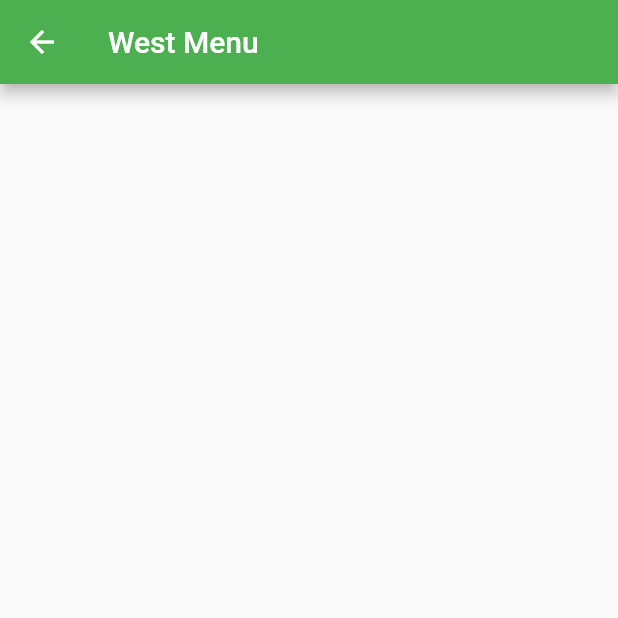
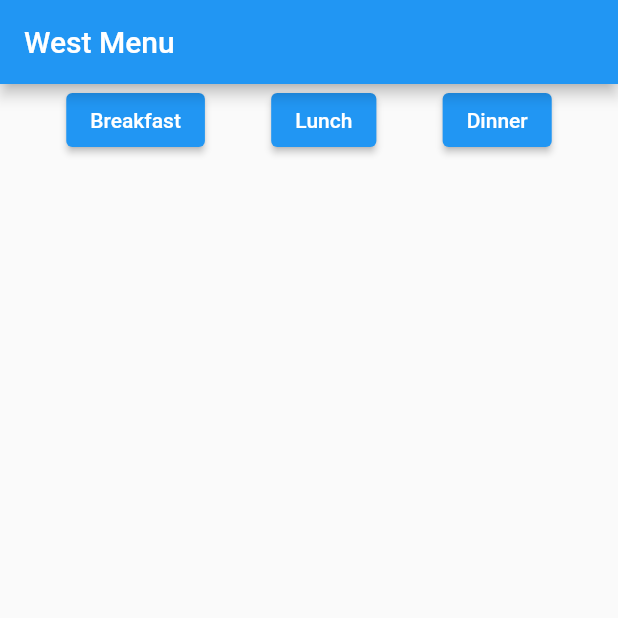
Before and after one commit to WilliamLee101/Green-Go, a Flutter app: the screen it shows after launch, after a tap on "West", on a phone screen of 412 x 824 dp, the top half of it. Run offline on Flutter 3.47's test engine with Material 2 defaults, Android fonts, the phone set to English and light mode, and no system bars; our stand-ins replace firebase_core, firebase_database; accounts and stored records are empty.

Commit message:
can now see all menus for all dining halls

```diff
--- a/green_n_go/lib/marciano.dart
+++ b/green_n_go/lib/marciano.dart
@@ -25,7 +25,28 @@ final List<FoodItem> lmenu = [];
 final List<FoodItem> dmenu = [];
 
 final ref = FirebaseDatabase.instance.ref();
-Future<void> getMenu() async {
+
+
+class Marciano extends StatefulWidget {
+  const Marciano({super.key});
+
+  @override
+  State<Marciano> createState() => _MarcianoState();
+}
+
+class _MarcianoState extends State<Marciano> {
+List<FoodItem> _selectedMealType = bmenu;
+  @override
+  void initState() {
+    super.initState();
+    getMenu().then((value) {
+      setState(() {
+        // set the selected meal type to breakfast by default
+        _selectedMealType = bmenu;
+      });
+    });
+  }
+  Future<void> getMenu() async {
   final snapshot =
       await ref.child("updated_menu/2023-03-13/marciano/breakfast").get();
   if (snapshot.exists && snapshot.value is Map<dynamic, dynamic>) {
@@ -72,24 +93,14 @@ Future<void> getMenu() async {
         sugars: value['sugars'],
         cals: value['cals'],
       );
-      print(food.name);
-      print(food.cals);
       dmenu.add(food);
     });
   } else {
     print('No data available.');
   }
 }
+  @override
 
-class Marciano extends StatefulWidget {
-  const Marciano({super.key});
-
-  @override
-  State<Marciano> createState() => _MarcianoState();
-}
-
-class _MarcianoState extends State<Marciano> {
-  @override
   Widget build(BuildContext context) {
     getMenu();
     return MaterialApp(
--- a/green_n_go/lib/warren.dart
+++ b/green_n_go/lib/warren.dart
@@ -23,9 +23,7 @@ DateTime date = DateTime.now();
 final List<FoodItem> bmenu = [];
 final List<FoodItem> lmenu = [];
 final List<FoodItem> dmenu = [];
-// DatabaseReference warrenRefBF = FirebaseDatabase.instance
-//     .ref()
-//     .child("updated_menu/2023-03-13/warren/breakfast");
+
 final ref = FirebaseDatabase.instance.ref();
 
 
--- a/green_n_go/lib/west.dart
+++ b/green_n_go/lib/west.dart
@@ -1,4 +1,30 @@
 import 'package:flutter/material.dart';
+import 'package:firebase_database/firebase_database.dart';
+import 'package:firebase_database/ui/firebase_animated_list.dart';
+
+class FoodItem {
+  final String name;
+  final String? carbs;
+  final String? protiens;
+  final String? satFat;
+  final String? sugars;
+  final String? cals;
+
+  const FoodItem(
+      {required this.name,
+      this.carbs,
+      this.protiens,
+      this.satFat,
+      this.sugars,
+      this.cals});
+}
+
+DateTime date = DateTime.now();
+final List<FoodItem> bmenu = [];
+final List<FoodItem> lmenu = [];
+final List<FoodItem> dmenu = [];
+
+final ref = FirebaseDatabase.instance.ref();
 
 class West extends StatefulWidget {
   const West({super.key});
@@ -8,12 +34,130 @@ class West extends StatefulWidget {
 }
 
 class _WestState extends State<West> {
+  List<FoodItem> _selectedMealType = bmenu;
+  @override
+  void initState() {
+    super.initState();
+    getMenu().then((value) {
+      setState(() {
+        // set the selected meal type to breakfast by default
+        _selectedMealType = bmenu;
+      });
+    });
+  }
+
+  Future<void> getMenu() async {
+    final snapshot =
+        await ref.child("updated_menu/2023-03-13/west/breakfast").get();
+    if (snapshot.exists && snapshot.value is Map<dynamic, dynamic>) {
+      (snapshot.value as Map<dynamic, dynamic>).forEach((key, value) {
+        final food = FoodItem(
+          name: value['item'],
+          carbs: value['carbs'],
+          protiens: value['proteins'],
+          satFat: value['saturated fat'],
+          sugars: value['sugars'],
+          cals: value['cals'],
+        );
+        bmenu.add(food);
+      });
+    } else {
+      print('No data available.');
+    }
+    final snapshot1 =
+        await ref.child("updated_menu/2023-03-13/west/lunch").get();
+    if (snapshot1.exists && snapshot1.value is Map<dynamic, dynamic>) {
+      (snapshot1.value as Map<dynamic, dynamic>).forEach((key, value) {
+        final food = FoodItem(
+          name: value['item'],
+          carbs: value['carbs'],
+          protiens: value['proteins'],
+          satFat: value['saturated fat'],
+          sugars: value['sugars'],
+          cals: value['cals'],
+        );
+        lmenu.add(food);
+      });
+    } else {
+      print('No data available.');
+    }
+    final snapshot2 =
+        await ref.child("updated_menu/2023-03-13/west/dinner").get();
+    if (snapshot2.exists && snapshot2.value is Map<dynamic, dynamic>) {
+      (snapshot2.value as Map<dynamic, dynamic>).forEach((key, value) {
+        final food = FoodItem(
+          name: value['item'],
+          carbs: value['carbs'],
+          protiens: value['proteins'],
+          satFat: value['saturated fat'],
+          sugars: value['sugars'],
+          cals: value['cals'],
+        );
+        dmenu.add(food);
+      });
+    } else {
+      print('No data available.');
+    }
+  }
+
   @override
   Widget build(BuildContext context) {
-    return Scaffold(
-      appBar: AppBar(
-        title: const Text('West Menu'),
-      ),
-    );
+    return MaterialApp(
+        home: Scaffold(
+            appBar: AppBar(
+              title: const Text('West Menu'),
+            ),
+            body: Column(children: [
+              Row(
+                mainAxisAlignment: MainAxisAlignment.spaceEvenly,
+                children: [
+                  ElevatedButton(
+                    onPressed: () {
+                      setState(() {
+                        _selectedMealType = bmenu;
+                      });
+                    },
+                    child: Text('Breakfast'),
+                  ),
+                  ElevatedButton(
+                    onPressed: () {
+                      setState(() {
+                        _selectedMealType = lmenu;
+                        print("lunch selected");
+                      });
+                    },
+                    child: Text('Lunch'),
+                  ),
+                  ElevatedButton(
+                    onPressed: () {
+                      setState(() {
+                        _selectedMealType = dmenu;
+                        print("dining selected");
+                      });
+                    },
+                    child: Text('Dinner'),
+                  ),
+                ],
+              ),
+              Expanded(
+                child: ListView.builder(
+                  itemCount: _selectedMealType.length,
+                  itemBuilder: (context, index) {
+                    final food = _selectedMealType[index];
+                    return ListTile(
+                        title: Text(food.name),
+                        subtitle: Column(
+                            crossAxisAlignment: CrossAxisAlignment.start,
+                            children: [
+                              Text(food.cals ?? ''),
+                              Text(food.protiens ?? ''),
+                              Text(food.satFat ?? ''),
+                              Text(food.sugars ?? ''),
+                              Text(food.carbs ?? ''),
+                            ]));
+                  },
+                ),
+              )
+            ])));
   }
 }
```
